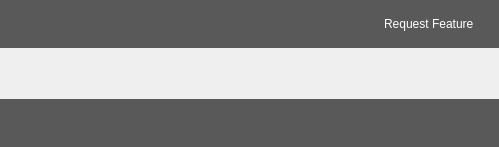
The window that resources/ui/album_screen.ui (Iconoclasteinc/tgit) describes before a commit, drawn with Qt 5.
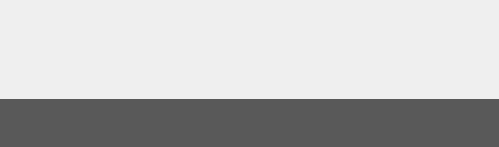
The same window after the commit. Icons and pictures are not drawn.

Commit message: Move the request a feature link to the help menu.

The edit to the form file:
```diff
--- a/resources/ui/album_screen.ui
+++ b/resources/ui/album_screen.ui
@@ -15,15 +15,8 @@
 	margin: 5 15px 5px 15px;
 }
 
-#navigation {
-    min-height: 48px;
-}
-
 #controls {
     min-height: 48px;
-}
-
-#controls, #navigation {
     background-color: #595959;
 }
 
@@ -46,32 +39,6 @@
     color: transparent;
 }
 
-#save {
-    border: 2px solid #F25C0A;
-    border-radius: 5px;
-    background-color: #F25C0A;
-    font-size: 15px;
-    min-width: 110px;
-    font-weight: bold;
-    color: white;
-    padding: 5px 8px 5px 8px;
-}
-
-#save:disabled {
-    background-color: transparent;
-    border: none;
-    color: transparent;
-}
-
-#save:focus, #save:hover {
-    background-color: #D95109;
-    border-color: #D95109;
-}
-
-#save:pressed {
-    border: 2px solid #595959;
-}
-
 #next {
     padding: 4px 12px 2px 2px;
     color: #F25C0A;
@@ -107,50 +74,6 @@
    <property name="bottomMargin">
     <number>0</number>
    </property>
-   <item>
-    <widget class="QWidget" name="navigation" native="true">
-     <layout class="QHBoxLayout" name="horizontalLayout_2">
-      <property name="leftMargin">
-       <number>25</number>
-      </property>
-      <property name="topMargin">
-       <number>10</number>
-      </property>
-      <property name="rightMargin">
-       <number>25</number>
-      </property>
-      <property name="bottomMargin">
-       <number>10</number>
-      </property>
-      <item>
-       <spacer name="horizontalSpacer_3">
-        <property name="orientation">
-         <enum>Qt::Horizontal</enum>
-        </property>
-        <property name="sizeHint" stdset="0">
-         <size>
-          <width>40</width>
-          <height>20</height>
-         </size>
-        </property>
-       </spacer>
-      </item>
-      <item>
-       <widget class="QLabel" name="feature_request_link">
-        <property name="cursor">
-         <cursorShape>PointingHandCursor</cursorShape>
-        </property>
-        <property name="text">
-         <string>&lt;a style=&quot;color: white&quot; href=&quot;mailto:iconoclastejr@gmail.com?subject=[TGiT] I want more!&quot;&gt;Request Feature&lt;/a&gt;</string>
-        </property>
-        <property name="openExternalLinks">
-         <bool>true</bool>
-        </property>
-       </widget>
-      </item>
-     </layout>
-    </widget>
-   </item>
    <item>
     <widget class="QStackedWidget" name="pages">
      <property name="currentIndex">
```
The commit also changes 8 other files.
